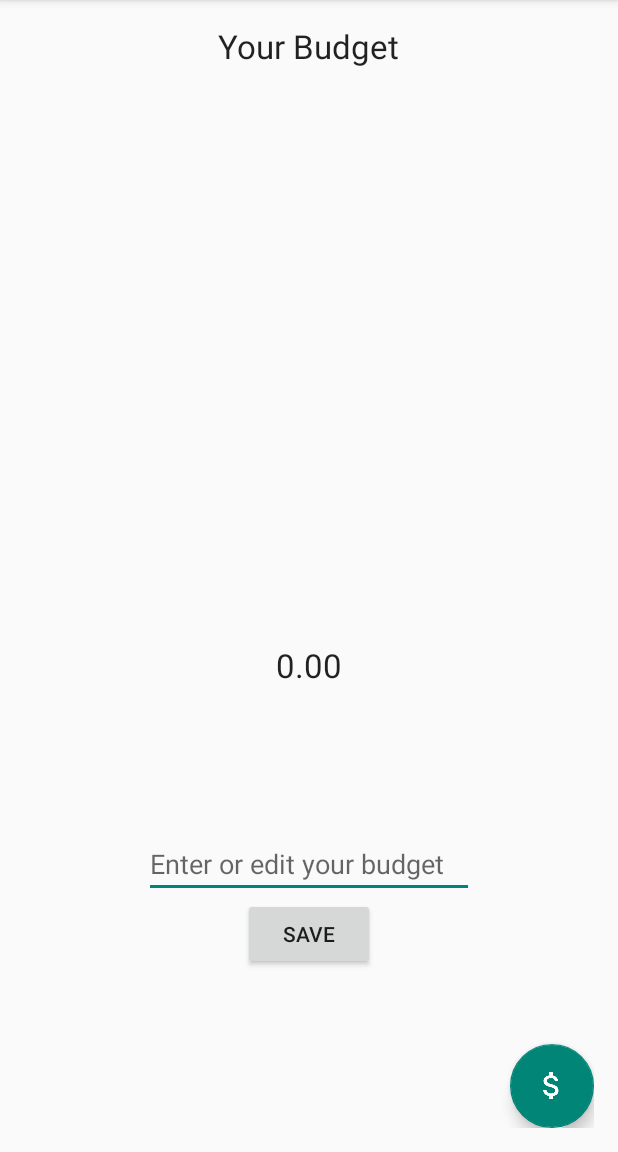
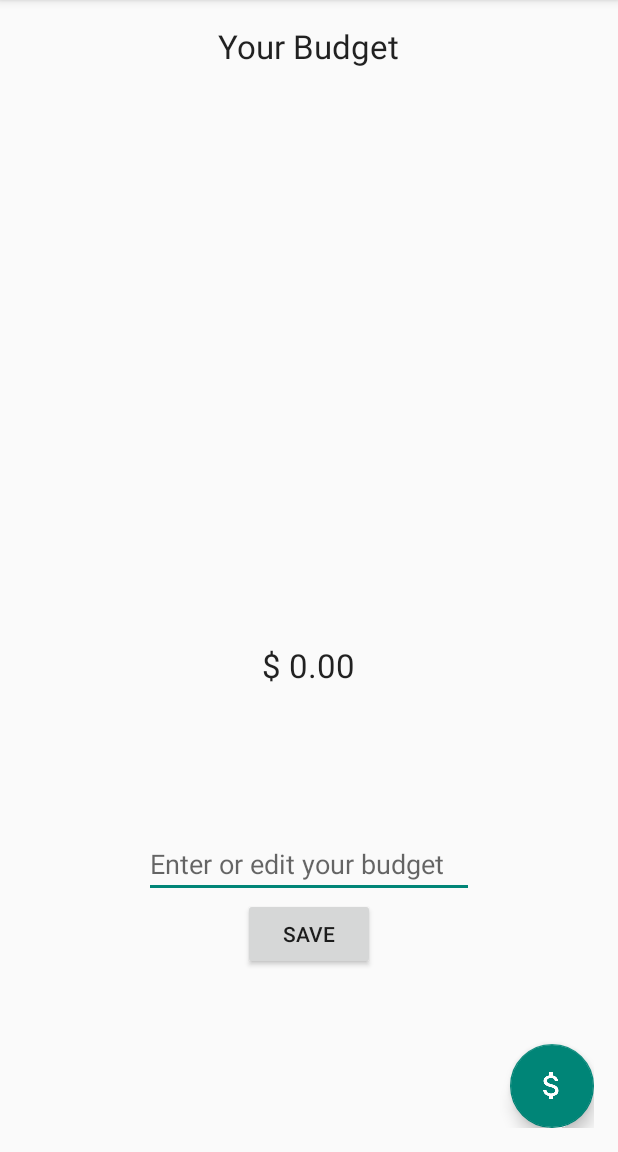
Before and after one commit to MarcioPorto/papramaki, an Android app: the screen it shows after launch (MainActivity), after a tap on "SAVE", on a phone screen of 412 x 824 dp, the part 84-1236 px from its top. Run offline under Robolectric (Android 15) with nearby library versions, the phone set to English and light mode, and no system bars; libraries missing offline, so code that uses them is left out: com.echo.holographlibrary; 5 statements that could not run were skipped.

Commit message:
fixed budget dollar sign

```diff
--- a/app/src/main/java/com/papramaki/papramaki/ui/BudgetFragment.java
+++ b/app/src/main/java/com/papramaki/papramaki/ui/BudgetFragment.java
@@ -55,7 +55,7 @@ public class BudgetFragment extends Fragment {
             public void onClick(View v) {
                 double amount = Double.valueOf(mBudget.getText().toString());
                 LocalData.budget.setBudget(amount);
-                mBudgetDisplay.setText(LocalData.budget.toString());
+                mBudgetDisplay.setText("$ " + LocalData.budget.toString());
                 mBudget.getText().clear();
             }
         });
```
